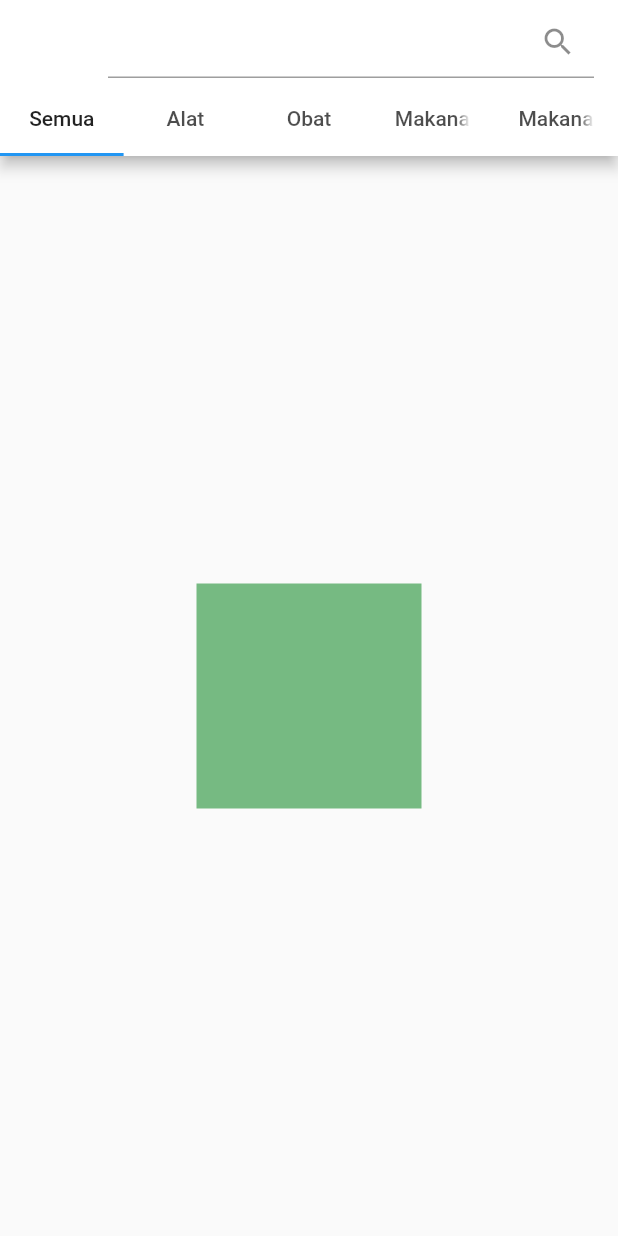
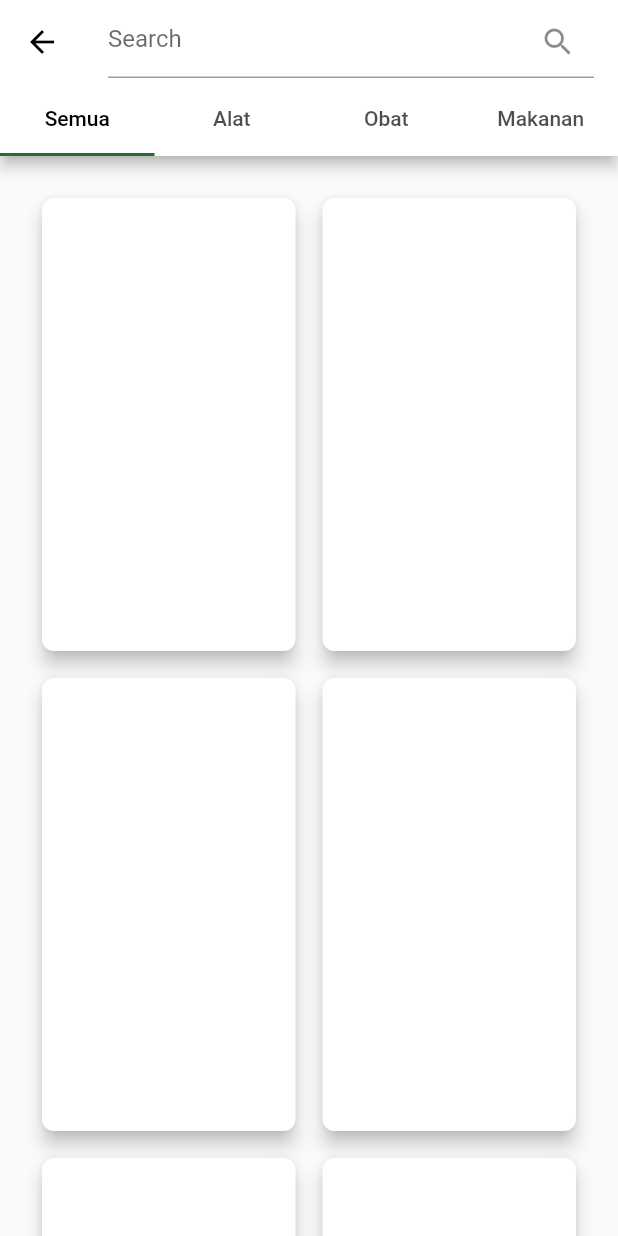
Before and after one commit to RezaArfianta/TernakKu, a Flutter app: the screen it shows after launch, scrolled down 76 dp, after a tap on "See All >", on a phone screen of 412 x 824 dp. Run offline on Flutter 3.47's test engine with Material 2 defaults, Android fonts, the phone set to English and light mode, and no system bars; our stand-ins replace get; missing offline and left inert: supercharged_dart; network calls fail.

Commit message:
added category card

```diff
--- a/lib/module/category/category_page.dart
+++ b/lib/module/category/category_page.dart
@@ -7,6 +7,8 @@ import 'package:ternakku/module/category/tabs/all_tab.dart';
 import 'package:ternakku/module/category/tabs/makanan_tab.dart';
 import 'package:ternakku/module/category/tabs/obat_tab.dart';
 
+import '../../global/colors.dart';
+
 class CategoryPage extends StatelessWidget {
   int selectedPage;
   CategoryPage(this.selectedPage);
@@ -15,12 +17,14 @@ class CategoryPage extends StatelessWidget {
   Widget build(BuildContext context) {
     return DefaultTabController(
         initialIndex: selectedPage,
-        length: 5,
+        length: 4,
         child: Scaffold(
           appBar: AppBar(
+            iconTheme: IconThemeData(color: Colors.black),
             backgroundColor: Colors.white,
             bottom: TabBar(
-              labelColor: Theme.of(context).textTheme.bodyMedium!.color,
+              indicatorColor: Warna.primaryGreen,
+              labelColor: Colors.black,
               onTap: (index) {
                 // Tab index when user select it, it start from zero
               },
@@ -29,19 +33,25 @@ class CategoryPage extends StatelessWidget {
                 Tab(text: ("Alat")),
                 Tab(text: ("Obat")),
                 Tab(text: ("Makanan")),
-                Tab(text: ("Makanan")),
               ],
             ),
             title: TextField(
               controller: TextEditingController(),
-              decoration: InputDecoration(suffixIcon: Icon(Icons.search)),
+              decoration: InputDecoration(
+                focusedBorder: UnderlineInputBorder(
+                    borderSide: BorderSide(color: Warna.primaryGreen)),
+                hintText: 'Search',
+                suffixIcon: Icon(Icons.search),
+                focusColor: Warna.primaryGreen,
+                // filled: true,
+              ),
             ),
           ),
           body: TabBarView(children: [
             new AllTab(),
+            new AlatTab(),
             new ObatTab(),
             new MakananTab(),
-            new AlatTab(),
           ]),
         ));
   }
--- a/lib/module/category/tabs/all_tab.dart
+++ b/lib/module/category/tabs/all_tab.dart
@@ -1,20 +1,33 @@
 import 'package:flutter/material.dart';
 import 'package:ternakku/global/colors.dart';
+import 'package:ternakku/module/category/widgets/alltab_card.dart';
 
 class AllTab extends StatelessWidget {
   const AllTab({super.key});
 
   @override
   Widget build(BuildContext context) {
-    return Container(
-        child: Center(
-      child: Container(
-        height: 150,
-        width: 150,
-        child: Container(
-          color: Warna.secondaryGreen,
+    return Scaffold(
+      body: SingleChildScrollView(
+        child: Padding(
+          padding: EdgeInsets.all(24),
+          child: GridView.builder(
+            gridDelegate: SliverGridDelegateWithFixedCrossAxisCount(
+              crossAxisCount: 2,
+              mainAxisExtent: 310,
+              crossAxisSpacing: 10,
+              mainAxisSpacing: 10,
+            ),
+            physics: ClampingScrollPhysics(),
+            shrinkWrap: true,
+            scrollDirection: Axis.vertical,
+            itemCount: 10,
+            itemBuilder: (context, index) {
+              return AllTabCard();
+            },
+          ),
         ),
       ),
-    ));
+    );
   }
 }
--- /dev/null
+++ b/lib/module/category/widgets/alltab_card.dart
@@ -0,0 +1,17 @@
+import 'package:flutter/material.dart';
+
+class AllTabCard extends StatelessWidget {
+  const AllTabCard({super.key});
+
+  @override
+  Widget build(BuildContext context) {
+    return InkWell(
+      child: Container(
+        child: Card(
+          elevation: 5,
+          shape: RoundedRectangleBorder(borderRadius: BorderRadius.circular(8)),
+        ),
+      ),
+    );
+  }
+}
--- a/lib/module/homepage/alt_home_page.dart
+++ b/lib/module/homepage/alt_home_page.dart
@@ -93,7 +93,8 @@ class _HomePage2State extends State<HomePage> {
                       },
                       child: Text(
                         'See All >',
-                        style: TextStyle(fontSize: 15),
+                        style: TextStyle(
+                            fontSize: 15, fontWeight: FontWeight.w500),
                       ),
                       style: TextButton.styleFrom(primary: Colors.black),
                     )
@@ -103,7 +104,8 @@ class _HomePage2State extends State<HomePage> {
               SizedBox(
                 height: 20,
               ),
-              Row(
+              Expanded(
+                child: Row(
                   children: [
                     InkWell(
                       child: Container(
@@ -119,8 +121,8 @@ class _HomePage2State extends State<HomePage> {
                               Expanded(
                                 flex: 4,
                                 child: Container(
-                                padding:
-                                    EdgeInsets.only(top: 18, right: 6, left: 5),
+                                  padding: EdgeInsets.only(
+                                      top: 18, right: 6, left: 5),
                                   width: 200,
                                   child: ClipRRect(
                                     borderRadius: BorderRadius.circular(8),
@@ -166,8 +168,8 @@ class _HomePage2State extends State<HomePage> {
                               Expanded(
                                 flex: 4,
                                 child: Container(
-                                padding:
-                                    EdgeInsets.only(top: 18, right: 5, left: 5),
+                                  padding: EdgeInsets.only(
+                                      top: 18, right: 5, left: 5),
                                   width: 200,
                                   child: ClipRRect(
                                     borderRadius: BorderRadius.circular(8),
@@ -198,10 +200,12 @@ class _HomePage2State extends State<HomePage> {
                     ),
                   ],
                 ),
+              ),
               SizedBox(
                 height: 10,
               ),
-              Row(
+              Expanded(
+                child: Row(
                   children: [
                     InkWell(
                       child: Container(
@@ -217,8 +221,8 @@ class _HomePage2State extends State<HomePage> {
                               Expanded(
                                 flex: 4,
                                 child: Container(
-                                padding:
-                                    EdgeInsets.only(top: 18, right: 6, left: 5),
+                                  padding: EdgeInsets.only(
+                                      top: 18, right: 6, left: 5),
                                   width: 200,
                                   child: ClipRRect(
                                     borderRadius: BorderRadius.circular(8),
@@ -270,8 +274,8 @@ class _HomePage2State extends State<HomePage> {
                               Expanded(
                                 flex: 4,
                                 child: Container(
-                                padding:
-                                    EdgeInsets.only(top: 18, right: 6, left: 5),
+                                  padding: EdgeInsets.only(
+                                      top: 18, right: 6, left: 5),
                                   width: 200,
                                   child: ClipRRect(
                                     borderRadius: BorderRadius.circular(8),
@@ -302,6 +306,7 @@ class _HomePage2State extends State<HomePage> {
                     ),
                   ],
                 ),
+              ),
               SizedBox(
                 height: 25,
               ),
```
Also changed, not shown: lib/module/category/tabs/alat_tab.dart (+25 -8 lines), lib/module/category/tabs/makanan_tab.dart (+25 -8 lines), lib/module/category/tabs/obat_tab.dart (+25 -8 lines), lib/module/category/controller/alat_controller.dart (added), lib/module/category/controller/all_controller.dart (added), lib/module/category/controller/makanan.dart (added), lib/module/category/controller/obat_controller.dart (added), lib/module/category/widgets/alat_card.dart (added), lib/module/category/widgets/makanan.dart (added), lib/module/category/widgets/obat_card.dart (added). Lines whose indentation alone changed are shown as unchanged.
